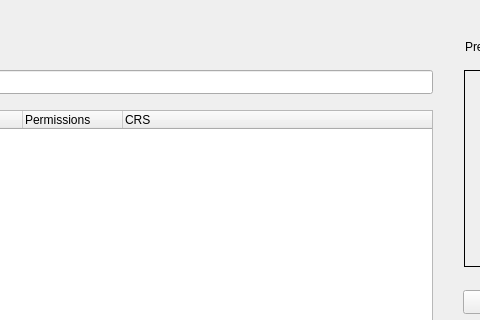
First picture: the form in dlg_addLayer.ui, repository LESPROJEKT/qgis-layman-plugin, before the edit; both pictures show x 208 to 688 and y 0 to 320 of the 900 by 620 pixel window.
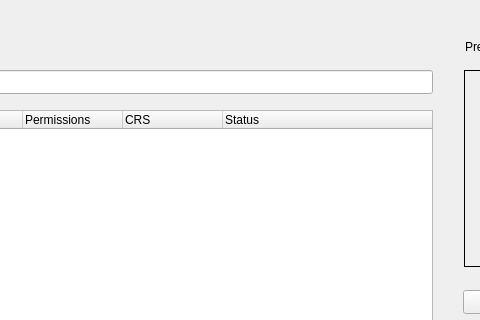
Second picture: the form after the edit. Icons and pictures are not drawn. Custom widgets are drawn as their Qt base class.

Commit message: forms preklady, ucesanejsi

```diff
--- a/dlg_addLayer.ui
+++ b/dlg_addLayer.ui
@@ -501,6 +501,11 @@
        <string>CRS</string>
       </property>
      </column>
+     <column>
+      <property name="text">
+       <string>Status</string>
+      </property>
+     </column>
     </widget>
     <widget class="QgsFilterLineEdit" name="filter">
      <property name="geometry">
```
The commit also changes 7 other files.
